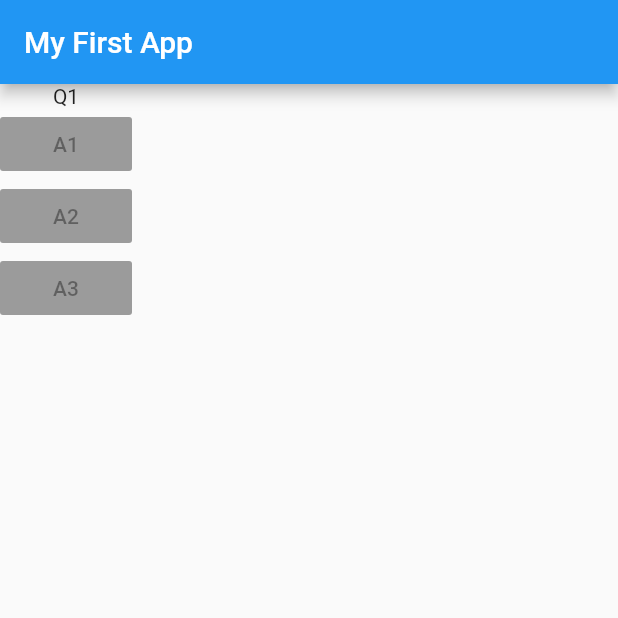
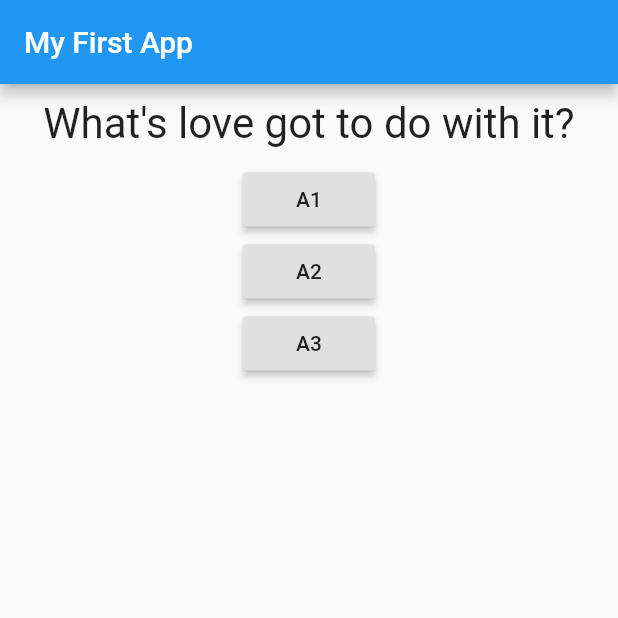
Before and after one commit to crevulus/flutter-test-quiz, a Flutter app: the screen it shows after launch, on a phone screen of 412 x 824 dp, the top half of it. Run offline on Flutter 3.47's test engine with Material 2 defaults, Android fonts, the phone set to English and light mode, and no system bars.

Commit message:
functional buttons, separated question widget, began styling

```diff
--- a/lib/main.dart
+++ b/lib/main.dart
@@ -1,17 +1,40 @@
 import 'package:flutter/material.dart';
+
+import './question.dart';
 
 void main() => runApp(MyApp());
 
-class MyApp extends StatelessWidget{
+class MyApp extends StatefulWidget {
+  @override
+  State<StatefulWidget> createState() {
+    return _MyAppState();
+  }
+}
+
+class _MyAppState extends State<MyApp> { // adding _ turns public class to private class
+  var _questionIndex = 0;
+
+  void _givenAnswer() {
+    setState(() { // calls build on widget where you call setState (in this case MyApp)
+      _questionIndex = _questionIndex + 1;
+    });
+    print(_questionIndex);
+  }
+
   @override
   Widget build(BuildContext context) {
+    var questions = [
+      'What\'s love got to do with it?',
+      'Where is the love?',
+      'How deep is your love?'
+    ];
     return MaterialApp(home: Scaffold(
       appBar: AppBar(title: Text('My First App')),
       body: Column(children: [
-        Text('Q1'),
-        RaisedButton(child: Text('A1'), onPressed: null),
-        RaisedButton(child: Text('A2'), onPressed: null),
-        RaisedButton(child: Text('A3'), onPressed: null)
+        Question(questions[_questionIndex]),
+        RaisedButton(child: Text('A1'), onPressed: _givenAnswer), // pass name of function as onPressed requires a fn, not the return value of a fn
+        RaisedButton(child: Text('A2'), onPressed: _givenAnswer),
+        RaisedButton(child: Text('A3'), onPressed: _givenAnswer)
       ],))
     );
   }
--- /dev/null
+++ b/lib/question.dart
@@ -0,0 +1,20 @@
+import 'package:flutter/material.dart';
+
+class Question extends StatelessWidget {
+  final String questionText; // final = value doesn't change after constructor has been initialised
+
+  Question(this.questionText);
+
+  @override
+  Widget build(BuildContext context) {
+    return Container(
+      width: double.infinity, // .infinity equivalent to 100% on CSS
+      margin: EdgeInsets.all(10),
+      child: Text( // Text widgets only take as much space as they need by default, so need to wrap
+        questionText,
+        style: TextStyle(fontSize: 28),
+        textAlign: TextAlign.center,
+      ),
+    );
+  }
+}
```
